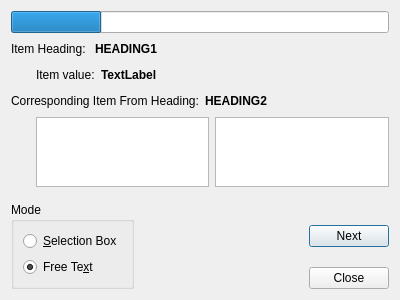
The window that memorise/ui/QuizDialog.ui (kazkansouh/pyMemorise) describes before a commit, drawn with Qt 5.
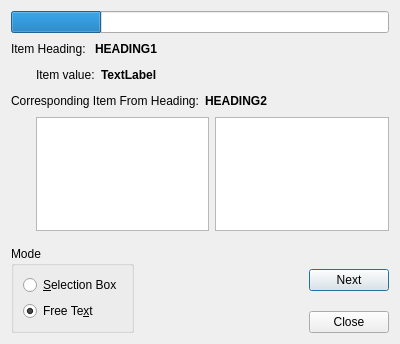
The same window after the commit.

Diff of the .ui file:
```diff
--- a/memorise/ui/QuizDialog.ui
+++ b/memorise/ui/QuizDialog.ui
@@ -7,7 +7,7 @@
     <x>0</x>
     <y>0</y>
     <width>400</width>
-    <height>300</height>
+    <height>344</height>
    </rect>
   </property>
   <property name="windowTitle">
```
